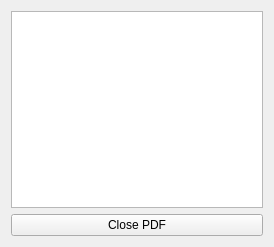
Qt form presentation/pdfpresenter.ui (genosse-einhorn/FishyRecorder) before a commit.
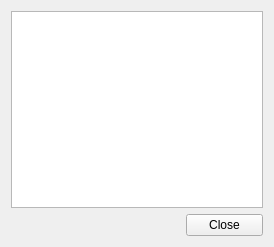
The same form after that commit. Custom widgets are drawn as their Qt base class.

Patch:
```diff
--- a/presentation/pdfpresenter.ui
+++ b/presentation/pdfpresenter.ui
@@ -26,7 +26,26 @@
    <string>Form</string>
   </property>
   <layout class="QGridLayout" name="gridLayout">
-   <item row="0" column="0" colspan="2">
+   <item row="1" column="2" colspan="2">
+    <widget class="QPushButton" name="deleteBtn">
+     <property name="sizePolicy">
+      <sizepolicy hsizetype="Minimum" vsizetype="Fixed">
+       <horstretch>0</horstretch>
+       <verstretch>0</verstretch>
+      </sizepolicy>
+     </property>
+     <property name="minimumSize">
+      <size>
+       <width>5</width>
+       <height>0</height>
+      </size>
+     </property>
+     <property name="text">
+      <string>Close</string>
+     </property>
+    </widget>
+   </item>
+   <item row="0" column="0" colspan="4">
     <widget class="QListWidget" name="slideList">
      <property name="sizePolicy">
       <sizepolicy hsizetype="Minimum" vsizetype="Expanding">
@@ -57,27 +76,68 @@
      </property>
     </widget>
    </item>
-   <item row="1" column="0" colspan="2">
-    <widget class="QPushButton" name="deleteBtn">
+   <item row="1" column="0">
+    <widget class="QWidget" name="spinnerContainer" native="true">
      <property name="sizePolicy">
-      <sizepolicy hsizetype="Minimum" vsizetype="Fixed">
+      <sizepolicy hsizetype="Preferred" vsizetype="Preferred">
        <horstretch>0</horstretch>
        <verstretch>0</verstretch>
       </sizepolicy>
      </property>
      <property name="minimumSize">
       <size>
-       <width>5</width>
-       <height>0</height>
+       <width>20</width>
+       <height>20</height>
       </size>
      </property>
-     <property name="text">
-      <string>Close PDF</string>
-     </property>
+     <layout class="QGridLayout" name="gridLayout_2">
+      <property name="leftMargin">
+       <number>0</number>
+      </property>
+      <property name="topMargin">
+       <number>0</number>
+      </property>
+      <property name="rightMargin">
+       <number>0</number>
+      </property>
+      <property name="bottomMargin">
+       <number>0</number>
+      </property>
+      <property name="spacing">
+       <number>0</number>
+      </property>
+      <item row="0" column="0">
+       <widget class="WaitingSpinnerWidget" name="spinner" native="true"/>
+      </item>
+     </layout>
     </widget>
    </item>
+   <item row="1" column="1">
+    <spacer name="horizontalSpacer">
+     <property name="orientation">
+      <enum>Qt::Horizontal</enum>
+     </property>
+     <property name="sizeType">
+      <enum>QSizePolicy::MinimumExpanding</enum>
+     </property>
+     <property name="sizeHint" stdset="0">
+      <size>
+       <width>40</width>
+       <height>20</height>
+      </size>
+     </property>
+    </spacer>
+   </item>
   </layout>
  </widget>
+ <customwidgets>
+  <customwidget>
+   <class>WaitingSpinnerWidget</class>
+   <extends>QWidget</extends>
+   <header>external/waitingspinnerwidget.h</header>
+   <container>1</container>
+  </customwidget>
+ </customwidgets>
  <resources/>
  <connections/>
 </ui>
```
